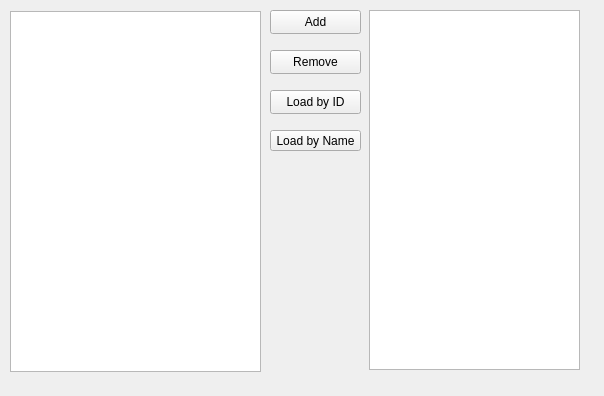
Old version of the form entitylist.ui in the repository totargaming/AutomotiveRepairManagement.
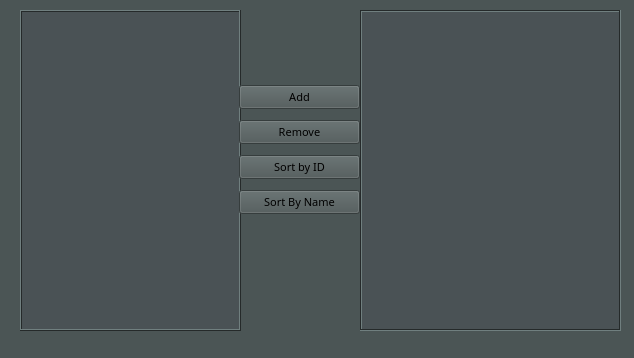
New version of the form. Icons and pictures are not drawn.

Diff of the .ui file:
```diff
--- a/entitylist.ui
+++ b/entitylist.ui
@@ -6,87 +6,575 @@
    <rect>
     <x>0</x>
     <y>0</y>
-    <width>604</width>
-    <height>396</height>
+    <width>634</width>
+    <height>358</height>
    </rect>
   </property>
+  <property name="minimumSize">
+   <size>
+    <width>634</width>
+    <height>358</height>
+   </size>
+  </property>
+  <property name="maximumSize">
+   <size>
+    <width>634</width>
+    <height>358</height>
+   </size>
+  </property>
+  <property name="palette">
+   <palette>
+    <active>
+     <colorrole role="WindowText">
+      <brush brushstyle="SolidPattern">
+       <color alpha="255">
+        <red>255</red>
+        <green>255</green>
+        <blue>255</blue>
+       </color>
+      </brush>
+     </colorrole>
+     <colorrole role="Button">
+      <brush brushstyle="SolidPattern">
+       <color alpha="255">
+        <red>75</red>
+        <green>85</green>
+        <blue>85</blue>
+       </color>
+      </brush>
+     </colorrole>
+     <colorrole role="Light">
+      <brush brushstyle="SolidPattern">
+       <color alpha="255">
+        <red>112</red>
+        <green>127</green>
+        <blue>127</blue>
+       </color>
+      </brush>
+     </colorrole>
+     <colorrole role="Midlight">
+      <brush brushstyle="SolidPattern">
+       <color alpha="255">
+        <red>93</red>
+        <green>106</green>
+        <blue>106</blue>
+       </color>
+      </brush>
+     </colorrole>
+     <colorrole role="Dark">
+      <brush brushstyle="SolidPattern">
+       <color alpha="255">
+        <red>37</red>
+        <green>42</green>
+        <blue>42</blue>
+       </color>
+      </brush>
+     </colorrole>
+     <colorrole role="Mid">
+      <brush brushstyle="SolidPattern">
+       <color alpha="255">
+        <red>50</red>
+        <green>57</green>
+        <blue>57</blue>
+       </color>
+      </brush>
+     </colorrole>
+     <colorrole role="Text">
+      <brush brushstyle="SolidPattern">
+       <color alpha="255">
+        <red>255</red>
+        <green>255</green>
+        <blue>255</blue>
+       </color>
+      </brush>
+     </colorrole>
+     <colorrole role="BrightText">
+      <brush brushstyle="SolidPattern">
+       <color alpha="255">
+        <red>255</red>
+        <green>255</green>
+        <blue>255</blue>
+       </color>
+      </brush>
+     </colorrole>
+     <colorrole role="ButtonText">
+      <brush brushstyle="SolidPattern">
+       <color alpha="255">
+        <red>0</red>
+        <green>0</green>
+        <blue>0</blue>
+       </color>
+      </brush>
+     </colorrole>
+     <colorrole role="Base">
+      <brush brushstyle="SolidPattern">
+       <color alpha="255">
+        <red>74</red>
+        <green>82</green>
+        <blue>85</blue>
+       </color>
+      </brush>
+     </colorrole>
+     <colorrole role="Window">
+      <brush brushstyle="SolidPattern">
+       <color alpha="255">
+        <red>75</red>
+        <green>85</green>
+        <blue>85</blue>
+       </color>
+      </brush>
+     </colorrole>
+     <colorrole role="Shadow">
+      <brush brushstyle="SolidPattern">
+       <color alpha="255">
+        <red>113</red>
+        <green>126</green>
+        <blue>130</blue>
+       </color>
+      </brush>
+     </colorrole>
+     <colorrole role="Highlight">
+      <brush brushstyle="SolidPattern">
+       <color alpha="255">
+        <red>76</red>
+        <green>85</green>
+        <blue>78</blue>
+       </color>
+      </brush>
+     </colorrole>
+     <colorrole role="AlternateBase">
+      <brush brushstyle="SolidPattern">
+       <color alpha="255">
+        <red>37</red>
+        <green>42</green>
+        <blue>42</blue>
+       </color>
+      </brush>
+     </colorrole>
+     <colorrole role="ToolTipBase">
+      <brush brushstyle="SolidPattern">
+       <color alpha="255">
+        <red>255</red>
+        <green>255</green>
+        <blue>220</blue>
+       </color>
+      </brush>
+     </colorrole>
+     <colorrole role="ToolTipText">
+      <brush brushstyle="SolidPattern">
+       <color alpha="255">
+        <red>0</red>
+        <green>0</green>
+        <blue>0</blue>
+       </color>
+      </brush>
+     </colorrole>
+     <colorrole role="PlaceholderText">
+      <brush brushstyle="SolidPattern">
+       <color alpha="127">
+        <red>255</red>
+        <green>255</green>
+        <blue>255</blue>
+       </color>
+      </brush>
+     </colorrole>
+     <colorrole role="Accent">
+      <brush brushstyle="SolidPattern">
+       <color alpha="255">
+        <red>0</red>
+        <green>255</green>
+        <blue>255</blue>
+       </color>
+      </brush>
+     </colorrole>
+    </active>
+    <inactive>
+     <colorrole role="WindowText">
+      <brush brushstyle="SolidPattern">
+       <color alpha="255">
+        <red>255</red>
+        <green>255</green>
+        <blue>255</blue>
+       </color>
+      </brush>
+     </colorrole>
+     <colorrole role="Button">
+      <brush brushstyle="SolidPattern">
+       <color alpha="255">
+        <red>75</red>
+        <green>85</green>
+        <blue>85</blue>
+       </color>
+      </brush>
+     </colorrole>
+     <colorrole role="Light">
+      <brush brushstyle="SolidPattern">
+       <color alpha="255">
+        <red>112</red>
+        <green>127</green>
+        <blue>127</blue>
+       </color>
+      </brush>
+     </colorrole>
+     <colorrole role="Midlight">
+      <brush brushstyle="SolidPattern">
+       <color alpha="255">
+        <red>93</red>
+        <green>106</green>
+        <blue>106</blue>
+       </color>
+      </brush>
+     </colorrole>
+     <colorrole role="Dark">
+      <brush brushstyle="SolidPattern">
+       <color alpha="255">
+        <red>37</red>
+        <green>42</green>
+        <blue>42</blue>
+       </color>
+      </brush>
+     </colorrole>
+     <colorrole role="Mid">
+      <brush brushstyle="SolidPattern">
+       <color alpha="255">
+        <red>50</red>
+        <green>57</green>
+        <blue>57</blue>
+       </color>
+      </brush>
+     </colorrole>
+     <colorrole role="Text">
+      <brush brushstyle="SolidPattern">
+       <color alpha="255">
+        <red>255</red>
+        <green>255</green>
+        <blue>255</blue>
+       </color>
+      </brush>
+     </colorrole>
+     <colorrole role="BrightText">
+      <brush brushstyle="SolidPattern">
+       <color alpha="255">
+        <red>255</red>
+        <green>255</green>
+        <blue>255</blue>
+       </color>
+      </brush>
+     </colorrole>
+     <colorrole role="ButtonText">
+      <brush brushstyle="SolidPattern">
+       <color alpha="255">
+        <red>0</red>
+        <green>0</green>
+        <blue>0</blue>
+       </color>
+      </brush>
+     </colorrole>
+     <colorrole role="Base">
+      <brush brushstyle="SolidPattern">
+       <color alpha="255">
+        <red>74</red>
+        <green>82</green>
+        <blue>85</blue>
+       </color>
+      </brush>
+     </colorrole>
+     <colorrole role="Window">
+      <brush brushstyle="SolidPattern">
+       <color alpha="255">
+        <red>75</red>
+        <green>85</green>
+        <blue>85</blue>
+       </color>
+      </brush>
+     </colorrole>
+     <colorrole role="Shadow">
+      <brush brushstyle="SolidPattern">
+       <color alpha="255">
+        <red>113</red>
+        <green>126</green>
+        <blue>130</blue>
+       </color>
+      </brush>
+     </colorrole>
+     <colorrole role="Highlight">
+      <brush brushstyle="SolidPattern">
+       <color alpha="255">
+        <red>76</red>
+        <green>85</green>
+        <blue>78</blue>
+       </color>
+      </brush>
+     </colorrole>
+     <colorrole role="AlternateBase">
+      <brush brushstyle="SolidPattern">
+       <color alpha="255">
+        <red>37</red>
+        <green>42</green>
+        <blue>42</blue>
+       </color>
+      </brush>
+     </colorrole>
+     <colorrole role="ToolTipBase">
+      <brush brushstyle="SolidPattern">
+       <color alpha="255">
+        <red>255</red>
+        <green>255</green>
+        <blue>220</blue>
+       </color>
+      </brush>
+     </colorrole>
+     <colorrole role="ToolTipText">
+      <brush brushstyle="SolidPattern">
+       <color alpha="255">
+        <red>0</red>
+        <green>0</green>
+        <blue>0</blue>
+       </color>
+      </brush>
+     </colorrole>
+     <colorrole role="PlaceholderText">
+      <brush brushstyle="SolidPattern">
+       <color alpha="127">
+        <red>255</red>
+        <green>255</green>
+        <blue>255</blue>
+       </color>
+      </brush>
+     </colorrole>
+     <colorrole role="Accent">
+      <brush brushstyle="SolidPattern">
+       <color alpha="255">
+        <red>0</red>
+        <green>255</green>
+        <blue>255</blue>
+       </color>
+      </brush>
+     </colorrole>
+    </inactive>
+    <disabled>
+     <colorrole role="WindowText">
+      <brush brushstyle="SolidPattern">
+       <color alpha="255">
+        <red>37</red>
+        <green>42</green>
+        <blue>42</blue>
+       </color>
+      </brush>
+     </colorrole>
+     <colorrole role="Button">
+      <brush brushstyle="SolidPattern">
+       <color alpha="255">
+        <red>75</red>
+        <green>85</green>
+        <blue>85</blue>
+       </color>
+      </brush>
+     </colorrole>
+     <colorrole role="Light">
+      <brush brushstyle="SolidPattern">
+       <color alpha="255">
+        <red>112</red>
+        <green>127</green>
+        <blue>127</blue>
+       </color>
+      </brush>
+     </colorrole>
+     <colorrole role="Midlight">
+      <brush brushstyle="SolidPattern">
+       <color alpha="255">
+        <red>93</red>
+        <green>106</green>
+        <blue>106</blue>
+       </color>
+      </brush>
+     </colorrole>
+     <colorrole role="Dark">
+      <brush brushstyle="SolidPattern">
+       <color alpha="255">
+        <red>37</red>
+        <green>42</green>
+        <blue>42</blue>
+       </color>
+      </brush>
+     </colorrole>
+     <colorrole role="Mid">
+      <brush brushstyle="SolidPattern">
+       <color alpha="255">
+        <red>50</red>
+        <green>57</green>
+        <blue>57</blue>
+       </color>
+      </brush>
+     </colorrole>
+     <colorrole role="Text">
+      <brush brushstyle="SolidPattern">
+       <color alpha="255">
+        <red>37</red>
+        <green>42</green>
+        <blue>42</blue>
+       </color>
+      </brush>
+     </colorrole>
+     <colorrole role="BrightText">
+      <brush brushstyle="SolidPattern">
+       <color alpha="255">
+        <red>255</red>
+        <green>255</green>
+        <blue>255</blue>
+       </color>
+      </brush>
+     </colorrole>
+     <colorrole role="ButtonText">
+      <brush brushstyle="SolidPattern">
+       <color alpha="255">
+        <red>37</red>
+        <green>42</green>
+        <blue>42</blue>
+       </color>
+      </brush>
+     </colorrole>
+     <colorrole role="Base">
+      <brush brushstyle="SolidPattern">
+       <color alpha="255">
+        <red>75</red>
+        <green>85</green>
+        <blue>85</blue>
+       </color>
+      </brush>
+     </colorrole>
+     <colorrole role="Window">
+      <brush brushstyle="SolidPattern">
+       <color alpha="255">
+        <red>75</red>
+        <green>85</green>
+        <blue>85</blue>
+       </color>
+      </brush>
+     </colorrole>
+     <colorrole role="Shadow">
+      <brush brushstyle="SolidPattern">
+       <color alpha="255">
+        <red>113</red>
+        <green>126</green>
+        <blue>130</blue>
+       </color>
+      </brush>
+     </colorrole>
+     <colorrole role="AlternateBase">
+      <brush brushstyle="SolidPattern">
+       <color alpha="255">
+        <red>75</red>
+        <green>85</green>
+        <blue>85</blue>
+       </color>
+      </brush>
+     </colorrole>
+     <colorrole role="ToolTipBase">
+      <brush brushstyle="SolidPattern">
+       <color alpha="255">
+        <red>255</red>
+        <green>255</green>
+        <blue>220</blue>
+       </color>
+      </brush>
+     </colorrole>
+     <colorrole role="ToolTipText">
+      <brush brushstyle="SolidPattern">
+       <color alpha="255">
+        <red>0</red>
+        <green>0</green>
+        <blue>0</blue>
+       </color>
+      </brush>
+     </colorrole>
+     <colorrole role="PlaceholderText">
+      <brush brushstyle="SolidPattern">
+       <color alpha="127">
+        <red>255</red>
+        <green>255</green>
+        <blue>255</blue>
+       </color>
+      </brush>
+     </colorrole>
+     <colorrole role="Accent">
+      <brush brushstyle="SolidPattern">
+       <color alpha="255">
+        <red>0</red>
+        <green>255</green>
+        <blue>255</blue>
+       </color>
+      </brush>
+     </colorrole>
+    </disabled>
+   </palette>
+  </property>
+  <property name="font">
+   <font>
+    <family>Sitka</family>
+   </font>
+  </property>
   <property name="windowTitle">
    <string>Form</string>
   </property>
   <widget class="QTextEdit" name="txtInfo">
    <property name="geometry">
     <rect>
-     <x>369</x>
+     <x>360</x>
      <y>10</y>
-     <width>211</width>
-     <height>360</height>
+     <width>261</width>
+     <height>321</height>
     </rect>
    </property>
+   <property name="font">
+    <font>
+     <family>Sitka</family>
+     <pointsize>12</pointsize>
+    </font>
+   </property>
+   <property name="frameShape">
+    <enum>QFrame::Box</enum>
+   </property>
+   <property name="autoFormatting">
+    <set>QTextEdit::AutoBulletList</set>
+   </property>
+   <property name="documentTitle">
+    <string>Information</string>
+   </property>
+   <property name="undoRedoEnabled">
+    <bool>false</bool>
+   </property>
    <property name="readOnly">
     <bool>true</bool>
    </property>
   </widget>
-  <widget class="QPushButton" name="removeBtn">
-   <property name="geometry">
-    <rect>
-     <x>270</x>
-     <y>50</y>
-     <width>91</width>
-     <height>24</height>
-    </rect>
-   </property>
-   <property name="text">
-    <string>Remove</string>
-   </property>
-  </widget>
-  <widget class="QPushButton" name="addBtn">
-   <property name="geometry">
-    <rect>
-     <x>270</x>
-     <y>10</y>
-     <width>91</width>
-     <height>24</height>
-    </rect>
-   </property>
-   <property name="text">
-    <string>Add</string>
-   </property>
-  </widget>
-  <widget class="QPushButton" name="idSortBtn">
-   <property name="geometry">
-    <rect>
-     <x>270</x>
-     <y>90</y>
-     <width>91</width>
-     <height>24</height>
-    </rect>
-   </property>
-   <property name="text">
-    <string>Load by ID</string>
-   </property>
-  </widget>
-  <widget class="QPushButton" name="nameSortBtn">
-   <property name="geometry">
-    <rect>
-     <x>270</x>
-     <y>130</y>
-     <width>91</width>
-     <height>21</height>
-    </rect>
-   </property>
-   <property name="text">
-    <string>Load by Name</string>
-   </property>
-  </widget>
   <widget class="QTableView" name="tableView">
    <property name="geometry">
     <rect>
-     <x>10</x>
-     <y>11</y>
-     <width>251</width>
-     <height>361</height>
+     <x>20</x>
+     <y>10</y>
+     <width>221</width>
+     <height>321</height>
     </rect>
    </property>
+   <property name="cursor" stdset="0">
+    <cursorShape>PointingHandCursor</cursorShape>
+   </property>
+   <property name="frameShape">
+    <enum>QFrame::Box</enum>
+   </property>
+   <property name="frameShadow">
+    <enum>QFrame::Raised</enum>
+   </property>
+   <property name="editTriggers">
+    <set>QAbstractItemView::NoEditTriggers</set>
+   </property>
+   <property name="showDropIndicator" stdset="0">
+    <bool>true</bool>
+   </property>
+   <property name="selectionBehavior">
+    <enum>QAbstractItemView::SelectRows</enum>
+   </property>
    <property name="showGrid">
     <bool>false</bool>
    </property>
@@ -100,6 +588,76 @@
     <bool>false</bool>
    </attribute>
   </widget>
+  <widget class="QWidget" name="">
+   <property name="geometry">
+    <rect>
+     <x>239</x>
+     <y>80</y>
+     <width>121</width>
+     <height>139</height>
+    </rect>
+   </property>
+   <property name="font">
+    <font>
+     <family>Sitka</family>
+     <pointsize>8</pointsize>
+    </font>
+   </property>
+   <layout class="QVBoxLayout" name="verticalLayout">
+    <item>
+     <widget class="QPushButton" name="addBtn">
+      <property name="font">
+       <font>
+        <family>Sitka</family>
+        <pointsize>8</pointsize>
+       </font>
+      </property>
+      <property name="text">
+       <string>Add</string>
+      </property>
+     </widget>
+    </item>
+    <item>
+     <widget class="QPushButton" name="removeBtn">
+      <property name="font">
+       <font>
+        <family>Sitka</family>
+        <pointsize>8</pointsize>
+       </font>
+      </property>
+      <property name="text">
+       <string>Remove</string>
+      </property>
+     </widget>
+    </item>
+    <item>
+     <widget class="QPushButton" name="idSortBtn">
+      <property name="font">
+       <font>
+        <family>Sitka</family>
+        <pointsize>8</pointsize>
+       </font>
+      </property>
+      <property name="text">
+       <string>Sort by ID</string>
+      </property>
+     </widget>
+    </item>
+    <item>
+     <widget class="QPushButton" name="nameSortBtn">
+      <property name="font">
+       <font>
+        <family>Sitka</family>
+        <pointsize>8</pointsize>
+       </font>
+      </property>
+      <property name="text">
+       <string>Sort By Name</string>
+      </property>
+     </widget>
+    </item>
+   </layout>
+  </widget>
  </widget>
  <resources/>
  <connections/>
```
Left out of the diff: 8 changed lines with no effect on the pictures.
